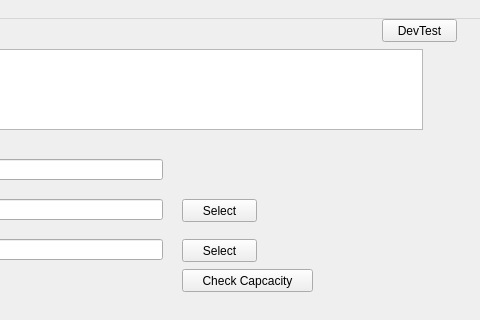
Before: the Qt Designer form mainwindow.ui in pingwcy/HideSlothQt, drawn with Qt 5; both pictures show x 418 to 898 and y 0 to 320 of the 898 by 600 pixel window.
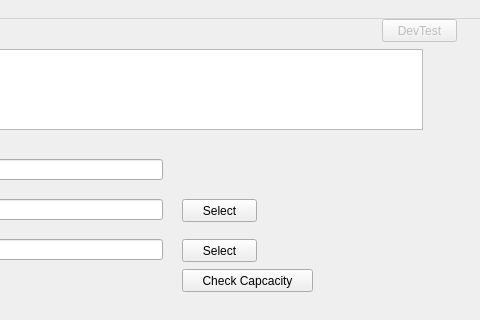
After: the same form once the commit is applied. Icons and pictures are not drawn.

Patch:
```diff
--- a/mainwindow.ui
+++ b/mainwindow.ui
@@ -302,6 +302,9 @@
     </property>
    </widget>
    <widget class="QPushButton" name="pushButton">
+    <property name="enabled">
+     <bool>false</bool>
+    </property>
     <property name="geometry">
      <rect>
       <x>800</x>
```
